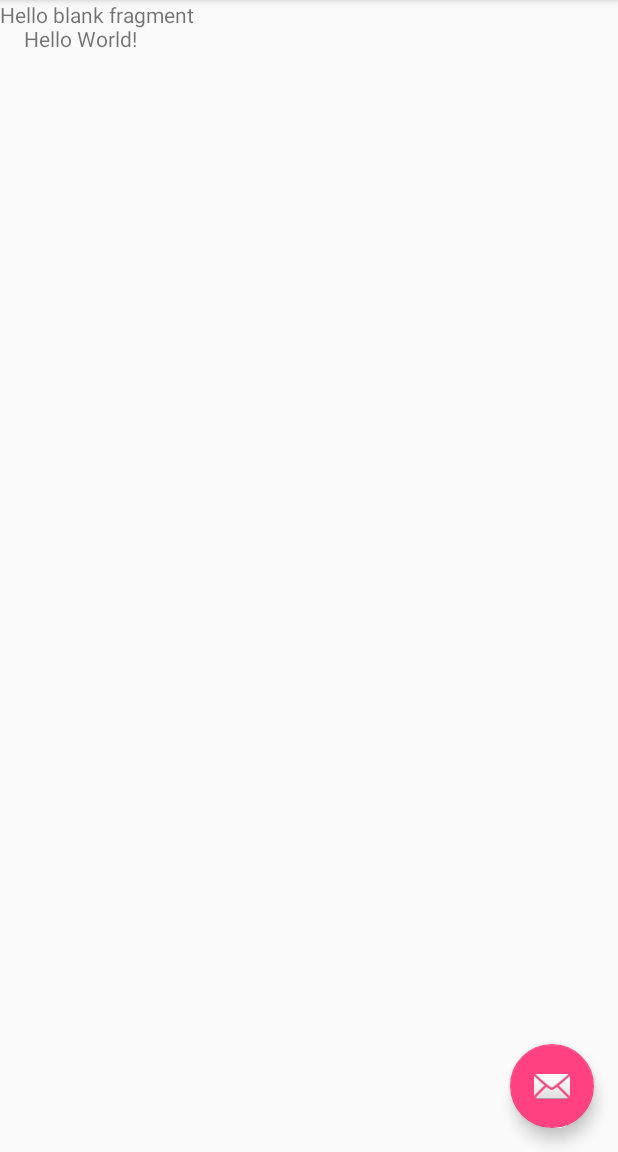
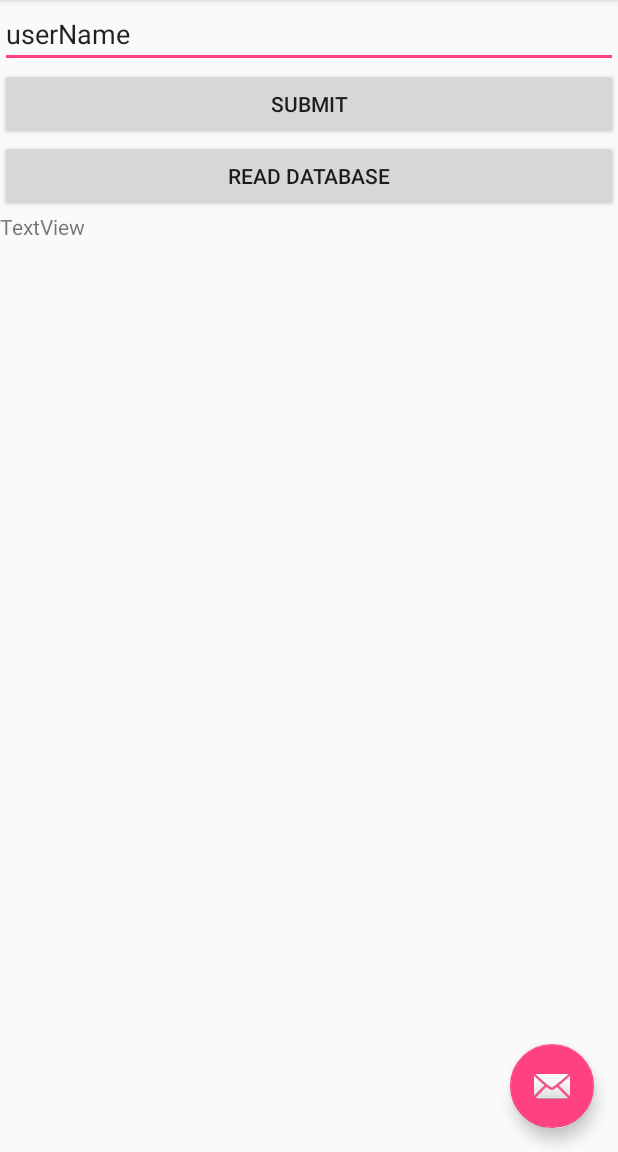
Before and after one commit to sc454/DukeStudy-AndroidApp, an Android app: the screen it shows after launch (MainActivity), in the side drawer, after a tap on "View Classes", on a phone screen of 412 x 824 dp, the part 84-1236 px from its top. Run offline under Robolectric (Android 15) with nearby library versions, the phone set to English and light mode, and no system bars; our stand-ins replace Firebase (no records; nobody signed in at launch, a user with empty details on screens opened directly); 1 statement that could not run was skipped.

Commit message:
Added firebase functionality to DukeStudy

```diff
--- a/DukeStudy/app/build.gradle
+++ b/DukeStudy/app/build.gradle
@@ -29,5 +29,6 @@ dependencies {
     compile 'com.google.android.gms:play-services:10.0.1'
     compile 'com.android.support:support-v4:25.2.0'
     testCompile 'junit:junit:4.12'
+    compile 'com.google.firebase:firebase-database:10.0.1'
 }
 apply plugin: 'com.google.gms.google-services'
--- a/DukeStudy/app/src/main/AndroidManifest.xml
+++ b/DukeStudy/app/src/main/AndroidManifest.xml
@@ -8,6 +8,7 @@
         android:label="@string/app_name"
         android:supportsRtl="true"
         android:theme="@style/AppTheme">
+        <uses-permission android:name="android.permission.INTERNET" />
         <activity
             android:name="com.ds.DukeStudy.MainActivity"
             android:label="@string/app_name"
--- a/DukeStudy/app/src/main/java/com/ds/DukeStudy/MainActivity.java
+++ b/DukeStudy/app/src/main/java/com/ds/DukeStudy/MainActivity.java
@@ -17,7 +17,7 @@ import com.google.firebase.auth.FirebaseAuth;
 import com.google.firebase.auth.FirebaseUser;
 import com.google.firebase.database.DatabaseReference;
 
-public class MainActivity extends AppCompatActivity implements NavigationView.OnNavigationItemSelectedListener,ProfileFragment.OnFragmentInteractionListener,GroupsFragment.OnFragmentInteractionListener {
+public class MainActivity extends AppCompatActivity implements NavigationView.OnNavigationItemSelectedListener,ProfileFragment.OnFragmentInteractionListener,GroupsFragment.OnFragmentInteractionListener,FirebaseExFragment.OnFragmentInteractionListener {
     private FirebaseAuth mFirebaseAuth;
     private FirebaseUser mFirebaseUser;
     private DatabaseReference mDatabase;
@@ -97,7 +97,11 @@ public class MainActivity extends AppCompatActivity implements NavigationView.On
             fragmentClass = ProfileFragment.class;
         } else if (id == R.id.nav_groups) {
             fragmentClass = GroupsFragment.class;
-        } /*else if (id == R.id.nav_viewClasses) {
+        }
+        else if (id == R.id.firebase_ex) {
+            fragmentClass = FirebaseExFragment.class;
+        }
+        /*else if (id == R.id.nav_viewClasses) {
             fragmentClass = .class;
         } else if (id == R.id.nav_manage) {
             fragmentClass = FragmentTwo.class;
--- a/DukeStudy/app/src/main/res/layout/content_main.xml
+++ b/DukeStudy/app/src/main/res/layout/content_main.xml
@@ -13,8 +13,5 @@
     tools:context="com.ds.DukeStudy.MainActivity"
     tools:showIn="@layout/app_bar_main">
 
-    <TextView
-        android:layout_width="wrap_content"
-        android:layout_height="wrap_content"
-        android:text="Hello World!" />
+
 </RelativeLayout>
--- /dev/null
+++ b/DukeStudy/app/src/main/res/layout/fragment_firebase_ex.xml
@@ -0,0 +1,37 @@
+<LinearLayout xmlns:android="http://schemas.android.com/apk/res/android"
+    xmlns:app="http://schemas.android.com/apk/res-auto"
+    xmlns:tools="http://schemas.android.com/tools"
+    android:orientation="vertical"
+    android:layout_width="match_parent"
+    android:layout_height="match_parent"
+    android:weightSum="1"
+    tools:context="com.ds.DukeStudy.GroupsFragment">
+
+    <!-- TODO: Update blank fragment layout -->
+    <EditText
+        android:layout_width="match_parent"
+        android:layout_height="wrap_content"
+        android:inputType="textPersonName"
+        android:text="userName"
+        android:ems="10"
+        android:id="@+id/userNameInput" />
+
+    <Button
+        android:text="Submit"
+        android:layout_width="match_parent"
+        android:layout_height="wrap_content"
+        android:id="@+id/submitButton" />
+    <Button
+        android:text="Read Database"
+        android:layout_width="match_parent"
+        android:layout_height="wrap_content"
+        android:id="@+id/readButton" />
+
+    <TextView
+        android:text="TextView"
+        android:layout_width="match_parent"
+        android:layout_height="wrap_content"
+        android:id="@+id/dataBaseText"
+        android:layout_weight="0.24" />
+
+</LinearLayout>
--- a/DukeStudy/app/src/main/res/menu/activity_main_drawer.xml
+++ b/DukeStudy/app/src/main/res/menu/activity_main_drawer.xml
@@ -13,6 +13,12 @@
             android:icon="@drawable/ic_menu_groups"
             android:title="Groups" />
     </group>
+    <group android:checkableBehavior="single">
+        <item
+            android:id="@+id/firebase_ex"
+            android:icon="@drawable/ic_menu_groups"
+            android:title="Firebase Ex" />
+    </group>
     <item android:title="Classes">
         <menu>
             <item
```
Also changed, not shown: DukeStudy/app/src/main/java/com/ds/DukeStudy/Config.java (added, +9 -0 lines), DukeStudy/app/src/main/java/com/ds/DukeStudy/FirebaseExFragment.java (added, +135 -0 lines), 1 other file.
